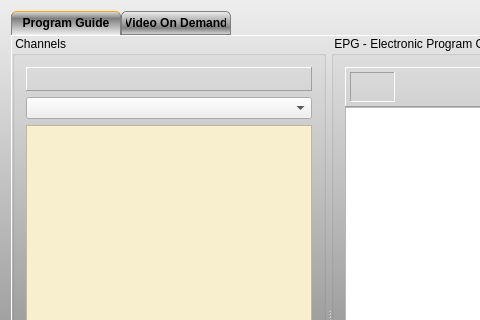
This is vlc-record/forms/recorder.ui in code-google-com/vlc-record as Qt 5 draws it before an edit; both pictures show x 0 to 480 and y 0 to 320 of the 760 by 656 pixel window. The edited form follows.
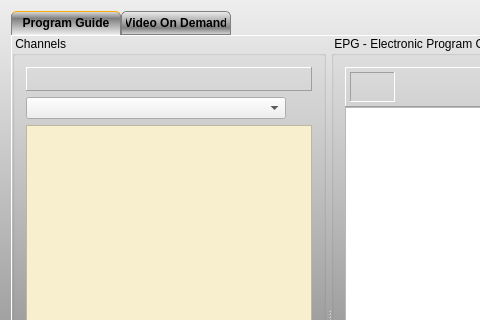
This is the edited form. Icons and pictures are not drawn. Custom widgets are drawn as their Qt base class.

Commit message: - add channel list filter menu - add channel list filter

Diff of the .ui file:
```diff
--- a/vlc-record/forms/recorder.ui
+++ b/vlc-record/forms/recorder.ui
@@ -197,11 +197,44 @@
              </widget>
             </item>
             <item>
-             <widget class="QComboBox" name="cbxChannelGroup">
-              <property name="whatsThis">
-               <string>Channel Group</string>
+             <layout class="QHBoxLayout" name="hlCbxGroupBtnFilter" stretch="10,1">
+              <property name="spacing">
+               <number>2</number>
               </property>
-             </widget>
+              <item>
+               <widget class="QComboBox" name="cbxChannelGroup">
+                <property name="whatsThis">
+                 <string>Channel Group</string>
+                </property>
+               </widget>
+              </item>
+              <item>
+               <widget class="QPushButton" name="pushFilter">
+                <property name="maximumSize">
+                 <size>
+                  <width>24</width>
+                  <height>24</height>
+                 </size>
+                </property>
+                <property name="text">
+                 <string/>
+                </property>
+                <property name="icon">
+                 <iconset resource="../common.qrc">
+                  <normaloff>:/app/filter</normaloff>:/app/filter</iconset>
+                </property>
+                <property name="iconSize">
+                 <size>
+                  <width>20</width>
+                  <height>20</height>
+                 </size>
+                </property>
+                <property name="flat">
+                 <bool>true</bool>
+                </property>
+               </widget>
+              </item>
+             </layout>
             </item>
             <item>
              <widget class="QListView" name="channelList">
```
Left out of the diff: 2 changed lines with no effect on the pictures. The commit also changes 14 other files.
